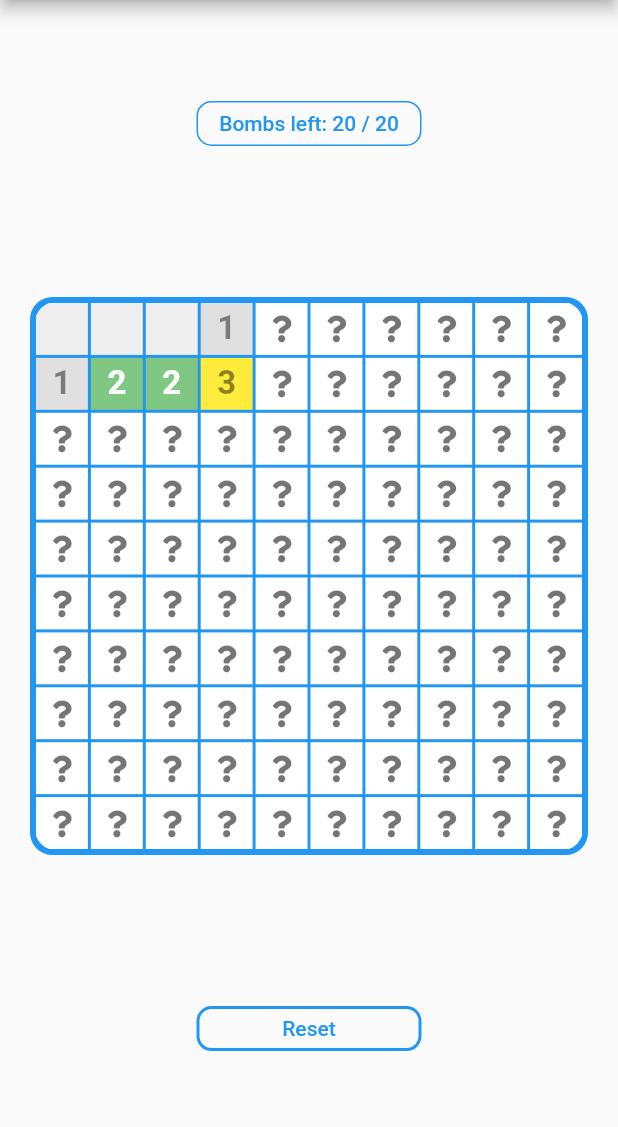
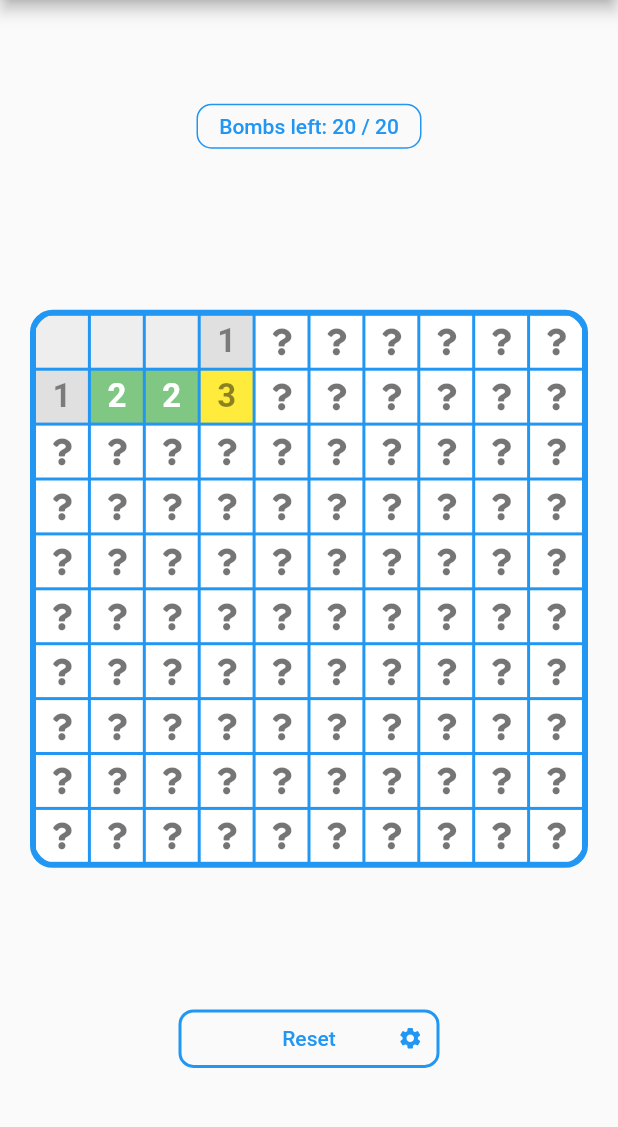
Before and after one commit to festelo/flutter_sweeper, a Flutter app: the screen it shows after launch, after a tap on an icon or button, on a phone screen of 412 x 824 dp, the part 84-1211 px from its top. Run offline on Flutter 3.47's test engine with Material 2 defaults, Android fonts, the phone set to English and light mode, and no system bars; our stand-ins replace font_awesome_flutter.

Commit message:
field settings

```diff
--- a/lib/blow_field.dart
+++ b/lib/blow_field.dart
@@ -10,6 +10,7 @@ import 'manager.dart';
 class BlowField extends StatefulWidget {
   final int fieldWidth;
   final int fieldHeight;
+  final int bombsCount;
   final void Function(int left, int all) onBombsCountUpdated;
   final void Function() onWin;
   final void Function() onLoose;
@@ -21,6 +22,7 @@ class BlowField extends StatefulWidget {
     required this.onBombsCountUpdated,
     required this.onWin,
     required this.onLoose,
+    required this.bombsCount,
   }) : super(key: key);
 
   static BlowFieldState of(BuildContext context, {bool nullOk = false}) {
@@ -36,8 +38,8 @@ class BlowField extends StatefulWidget {
 class BlowFieldState extends State<BlowField> {
   int get rows => widget.fieldWidth;
   int get columns => widget.fieldHeight;
+  int get bombsCount => widget.bombsCount;
   int flagsSet = 0;
-  int bombsCount = 20;
   bool gameOver = false;
 
   FieldManager? field;
@@ -110,6 +112,7 @@ class BlowFieldState extends State<BlowField> {
 
   void reset() {
     setState(() {
+      flagsSet = 0;
       field = null;
       gameOver = false;
     });
--- a/lib/main.dart
+++ b/lib/main.dart
@@ -1,6 +1,8 @@
 import 'package:flutter/cupertino.dart';
 import 'package:flutter/material.dart';
 import 'package:minesweeper/blow_field.dart';
+import 'package:minesweeper/manager.dart';
+import 'package:minesweeper/settings_panel.dart';
 
 void main() {
   runApp(SweeperApp());
@@ -28,8 +30,18 @@ class SweeperPage extends StatefulWidget {
 class _SweeperPageState extends State<SweeperPage> {
   final GlobalKey<BlowFieldState> fieldKey = GlobalKey();
   final GlobalKey<ScaffoldState> scaffoldKey = GlobalKey();
+  FieldSize fieldSize = SettingsPanel.defaultFieldSize;
+  int bombsCount = SettingsPanel.defaultBombs;
   int? allBombs;
   int? leftBombs;
+
+  void onReset(FieldSize fieldSize, int bombsCount) {
+    setState(() {
+      this.fieldSize = fieldSize;
+      this.bombsCount = bombsCount;
+    });
+    fieldKey.currentState?.reset();
+  }
 
   void showEndDialog({required bool win}) {
     showDialog(
@@ -90,6 +102,9 @@ class _SweeperPageState extends State<SweeperPage> {
                   aspectRatio: 1,
                   child: BlowField(
                     key: fieldKey,
+                    fieldHeight: fieldSize.height,
+                    fieldWidth: fieldSize.width,
+                    bombsCount: bombsCount,
                     onLoose: () => showEndDialog(win: false),
                     onWin: () => showEndDialog(win: true),
                     onBombsCountUpdated: (left, all) => setState(() {
@@ -101,31 +116,9 @@ class _SweeperPageState extends State<SweeperPage> {
               ),
               flex: 10,
             ),
-            Expanded(
-              child: Center(
-                child: Container(
-                  decoration: BoxDecoration(
-                    border: Border.all(color: Colors.blue, width: 2),
-                    borderRadius: BorderRadius.circular(10),
-                  ),
-                  width: 150,
-                  height: 30,
-                  child: InkWell(
-                    child: Container(
-                      height: double.infinity,
-                      width: double.infinity,
-                      alignment: Alignment.center,
-                      child: Text(
-                        'Reset',
-                        style: Theme.of(context)
-                            .textTheme
-                            .button
-                            ?.copyWith(color: Colors.blue),
-                      ),
-                    ),
-                    onTap: () => fieldKey.currentState?.reset(),
-                  ),
-                ),
+            Center(
+              child: SettingsPanel(
+                onReset: onReset,
               ),
             ),
             Spacer(flex: 1),
--- a/lib/manager.dart
+++ b/lib/manager.dart
@@ -8,6 +8,17 @@ class Location {
 
   bool operator ==(o) => o is Location && x == o.x && y == o.y;
   int get hashCode => hash2(x.hashCode, y.hashCode);
+}
+
+class FieldSize {
+  final int width;
+  final int height;
+
+  const FieldSize(this.width, this.height);
+
+  bool operator ==(o) =>
+      o is FieldSize && width == o.width && height == o.height;
+  int get hashCode => hash2(width.hashCode, height.hashCode);
 }
 
 class CellState {
--- /dev/null
+++ b/lib/settings_panel.dart
@@ -0,0 +1,236 @@
+import 'package:flutter/material.dart';
+
+import 'manager.dart';
+
+class SettingsPanel extends StatefulWidget {
+  final void Function(FieldSize size, int count) onReset;
+
+  static const defaultFieldSize = FieldSize(10, 10);
+  static const defaultBombs = 20;
+
+  const SettingsPanel({
+    Key? key,
+    required this.onReset,
+  }) : super(key: key);
+
+  @override
+  _SettingsPanelState createState() => _SettingsPanelState();
+}
+
+class _SettingsPanelState extends State<SettingsPanel>
+    with TickerProviderStateMixin {
+  final bombsOptions = {
+    FieldSize(5, 5): [5, 10],
+    FieldSize(10, 10): [10, 20, 30],
+    FieldSize(15, 15): [20, 30, 40],
+  };
+  final fieldSizes = [FieldSize(5, 5), FieldSize(10, 10), FieldSize(15, 15)];
+  late FieldSize selectedFieldSize;
+  late int selectedBombs;
+
+  bool expanded = false;
+
+  late AnimationController _controller;
+  late Animation<double> _heightTransition;
+
+  final animationsDuration = Duration(milliseconds: 300);
+
+  @override
+  void initState() {
+    super.initState();
+    selectedFieldSize = SettingsPanel.defaultFieldSize;
+    selectedBombs = SettingsPanel.defaultBombs;
+
+    _controller = AnimationController(
+      duration: animationsDuration,
+      vsync: this,
+    );
+    _heightTransition = CurvedAnimation(
+      parent: _controller,
+      curve: Curves.easeInOutCubic,
+    );
+  }
+
+  void setExpanded(bool val) {
+    if (val) {
+      _controller.forward(from: _controller.value);
+    } else {
+      _controller.reverse(from: _controller.value);
+    }
+    setState(() => expanded = val);
+  }
+
+  void setFieldSize(FieldSize size) {
+    setState(() {
+      selectedFieldSize = size;
+      selectedBombs = bombsOptions[selectedFieldSize]!.first;
+    });
+  }
+
+  @override
+  Widget build(BuildContext context) {
+    return Container(
+      decoration: BoxDecoration(
+        border: Border.all(color: Colors.blue, width: 2),
+        borderRadius: BorderRadius.circular(10),
+      ),
+      child: AnimatedSize(
+        vsync: this,
+        duration: animationsDuration,
+        curve: Curves.easeInOutCubic,
+        child: SizedBox(
+          width: expanded ? 220 : 170,
+          child: Column(
+            mainAxisSize: MainAxisSize.min,
+            children: [
+              SizedBox(
+                height: 35,
+                child: Row(
+                  children: [
+                    Expanded(
+                      child: InkWell(
+                        child: Row(
+                          children: [
+                            SizedBox(width: 35),
+                            Expanded(
+                              child: Container(
+                                height: double.infinity,
+                                width: double.infinity,
+                                alignment: Alignment.center,
+                                child: Text(
+                                  'Reset',
+                                  style: Theme.of(context)
+                                      .textTheme
+                                      .button
+                                      ?.copyWith(color: Colors.blue),
+                                ),
+                              ),
+                            ),
+                          ],
+                        ),
+                        onTap: () =>
+                            widget.onReset(selectedFieldSize, selectedBombs),
+                      ),
+                    ),
+                    SizedBox(
+                      width: 35,
+                      child: InkWell(
+                        child: Center(
+                          child: Icon(
+                            Icons.settings,
+                            color: Colors.blue,
+                            size: 17,
+                          ),
+                        ),
+                        onTap: () => setExpanded(!expanded),
+                      ),
+                    )
+                  ],
+                ),
+              ),
+              AnimatedSize(
+                vsync: this,
+                duration: Duration(milliseconds: 300),
+                child: SizeTransition(
+                  sizeFactor: _heightTransition,
+                  child: Column(
+                    mainAxisSize: MainAxisSize.min,
+                    children: [
+                      Text('Bombs count:'),
+                      SizedBox(height: 5),
+                      Container(
+                        height: 35,
+                        child: ListView.builder(
+                          scrollDirection: Axis.horizontal,
+                          itemBuilder: (ctx, i) {
+                            final count = bombsOptions[selectedFieldSize]![i];
+                            return Container(
+                              width: 35,
+                              decoration: BoxDecoration(
+                                border: Border.all(
+                                  color: Colors.blueAccent,
+                                  width: 1,
+                                ),
+                                color: selectedBombs == count
+                                    ? Colors.lightBlue
+                                    : null,
+                                borderRadius: BorderRadius.circular(5),
+                              ),
+                              margin: EdgeInsets.all(5),
+                              child: InkWell(
+                                child: Center(
+                                  child: Text(
+                                    count.toString(),
+                                    style: Theme.of(context)
+                                        .textTheme
+                                        .bodyText2
+                                        ?.copyWith(
+                                          color: selectedBombs == count
+                                              ? Colors.white
+                                              : null,
+                                        ),
+                                  ),
+                                ),
+                                onTap: () =>
+                                    setState(() => selectedBombs = count),
+                              ),
+                            );
+                          },
+                          itemCount: bombsOptions[selectedFieldSize]!.length,
+                        ),
+                      ),
+                      SizedBox(height: 5),
+                      Text('Field size:'),
+                      SizedBox(height: 5),
+                      Container(
+                        height: 35,
+                        child: ListView.builder(
+                          scrollDirection: Axis.horizontal,
+                          itemBuilder: (ctx, i) {
+                            final fieldSize = fieldSizes[i];
+                            return Container(
+                              width: 50,
+                              decoration: BoxDecoration(
+                                border: Border.all(
+                                  color: Colors.blueAccent,
+                                  width: 1,
+                                ),
+                                color: selectedFieldSize == fieldSize
+                                    ? Colors.lightBlue
+                                    : null,
+                                borderRadius: BorderRadius.circular(5),
+                              ),
+                              margin: EdgeInsets.all(5),
+                              child: InkWell(
+                                child: Center(
+                                  child: Text(
+                                    '${fieldSize.width}x${fieldSize.height}',
+                                    style: Theme.of(context)
+                                        .textTheme
+                                        .bodyText2
+                                        ?.copyWith(
+                                          color: selectedFieldSize == fieldSize
+                                              ? Colors.white
+                                              : null,
+                                        ),
+                                  ),
+                                ),
+                                onTap: () => setFieldSize(fieldSize),
+                              ),
+                            );
+                          },
+                          itemCount: fieldSizes.length,
+                        ),
+                      ),
+                      SizedBox(height: 5),
+                    ],
+                  ),
+                ),
+              ),
+            ],
+          ),
+        ),
+      ),
+    );
+  }
+}
```
